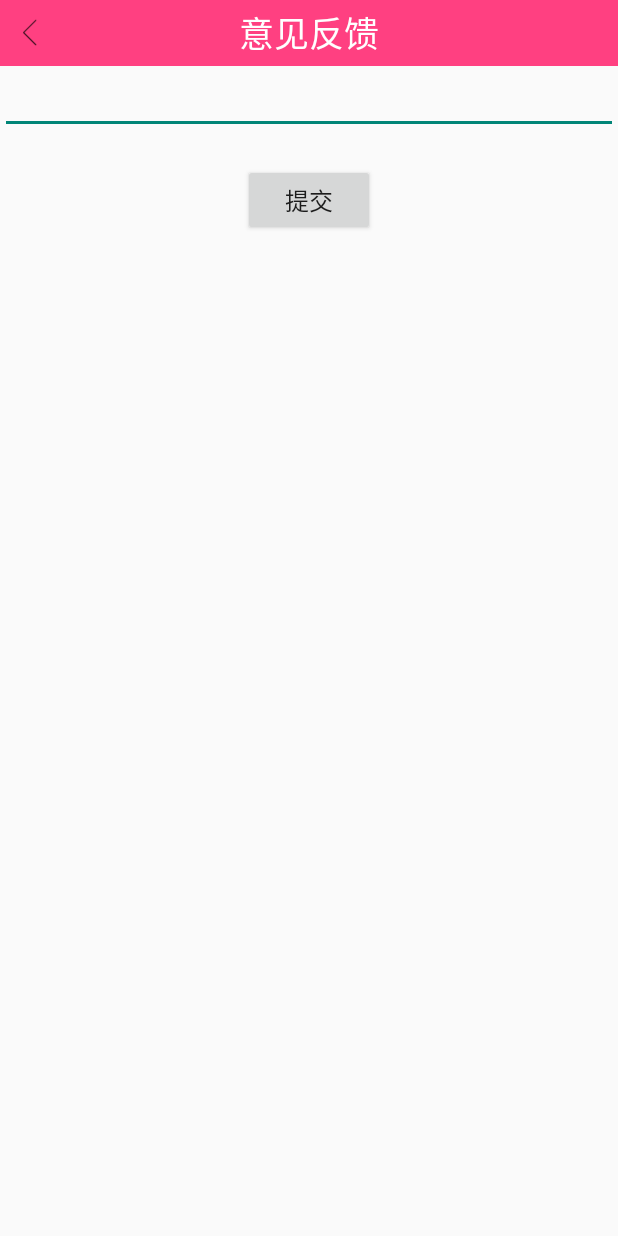
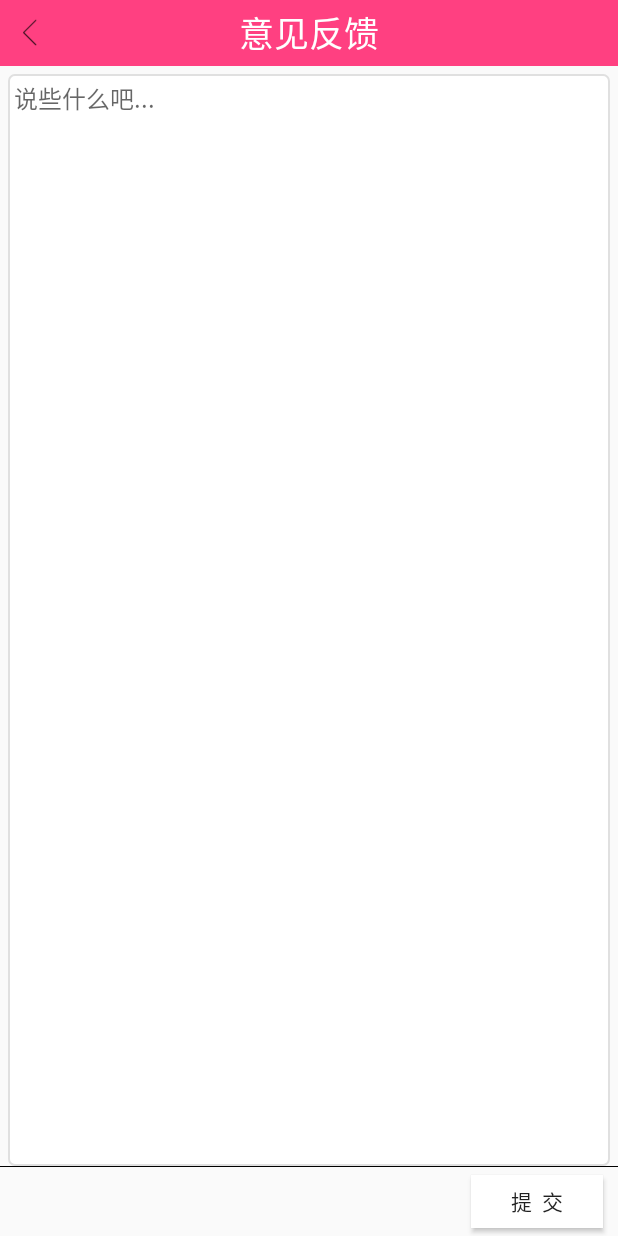
Before and after one commit to KFCFans/GMClient, an Android app: the BugResponseActivity screen opened directly, with no data from a screen before it, on a phone screen of 412 x 824 dp. Run offline under Robolectric (Android 15) with nearby library versions, the phone set to English and light mode, and no system bars; libraries missing offline, so code that uses them is left out: com.lzy.okgo.

Commit message:
美化意见反馈界面

```diff
--- a/app/src/main/java/com/lip/gmclient/activity/BugResponseActivity.java
+++ b/app/src/main/java/com/lip/gmclient/activity/BugResponseActivity.java
@@ -1,7 +1,10 @@
 package com.lip.gmclient.activity;
 
 import android.content.Context;
+import android.content.Intent;
+import android.net.Uri;
 import android.os.Bundle;
+import android.support.annotation.NonNull;
 import android.support.annotation.Nullable;
 import android.support.v7.app.AppCompatActivity;
 import android.util.Log;
@@ -17,14 +20,18 @@ import com.lip.gmclient.domain.ResponseBean;
 import com.lip.gmclient.domain.UserBean;
 import com.lip.gmclient.utils.Constant;
 import com.lip.gmclient.utils.SharedPreferencesUtil;
+import com.lip.gmclient.utils.TakePictureManager;
 import com.lzy.okgo.OkGo;
 import com.lzy.okgo.callback.StringCallback;
 import com.lzy.okgo.model.Response;
 
+import java.io.File;
+import java.util.List;
+
 public class BugResponseActivity extends AppCompatActivity {
 
+    private TakePictureManager takePictureManager;
     public EditText editText;
-
     public Context context;
 
     @Override
@@ -37,6 +44,18 @@ public class BugResponseActivity extends AppCompatActivity {
     private void initView() {
         setContentView(R.layout.activity_bugresponse);
         editText=(EditText)findViewById(R.id.activity_bugresponse_edittext);
+        takePictureManager=new TakePictureManager(this);
+        takePictureManager.setTakePictureCallBackListener(new TakePictureManager.takePictureCallBackListener() {
+            @Override
+            public void successful(boolean isTailor, File outFile, Uri filePath) {
+
+            }
+
+            @Override
+            public void failed(int errorCode, List<String> deniedPermissions) {
+
+            }
+        });
     }
 
     public void back(View view){
@@ -72,4 +91,15 @@ public class BugResponseActivity extends AppCompatActivity {
                 });
 
     }
+
+    @Override
+    protected void onActivityResult(int requestCode, int resultCode, Intent data) {
+        super.onActivityResult(requestCode, resultCode, data);
+        takePictureManager.attachToActivityForResult(requestCode, resultCode, data);
+    }
+    @Override
+    public void onRequestPermissionsResult(int requestCode, @NonNull String[] permissions, @NonNull int[] grantResults) {
+        super.onRequestPermissionsResult(requestCode, permissions, grantResults);
+        takePictureManager.onRequestPermissionsResult(requestCode, permissions, grantResults);
+    }
 }
--- a/app/src/main/java/com/lip/gmclient/activity/WeatherActivity.java
+++ b/app/src/main/java/com/lip/gmclient/activity/WeatherActivity.java
@@ -67,24 +67,19 @@ public class WeatherActivity extends AppCompatActivity {
                     public void onSuccess(Response<String> response) {
                         Gson gson=new Gson();
                         weatherBean=gson.fromJson(response.body(),WeatherBean.class);
-
                         tv_updatetime.setText(weatherBean.getUpdateTime());
                         tv_winddirection.setText(weatherBean.getWindDirection());
                         tv_windpower.setText(weatherBean.getWindPower());
                         tv_weather.setText(weatherBean.getWeather());
                         tv_tempeture.setText(weatherBean.getTempeture());
-
                         GlideApp.with(context)
                                 .load(weatherBean.getWeatherImgURL())
                                 .placeholder(R.drawable.activity_weather_default)
                                 .into(weatherImageView);
-
                     }
-
                     @Override
                     public void onError(Response<String> response) {
                         Log.e(Constant.TAG,response.getException().getMessage());
-
                         Toast.makeText(context,"网络错误！",Toast.LENGTH_SHORT).show();
                     }
                 });
--- a/app/src/main/java/com/lip/gmclient/base/LoginActivity.java
+++ b/app/src/main/java/com/lip/gmclient/base/LoginActivity.java
@@ -57,7 +57,6 @@ public class LoginActivity extends AppCompatActivity {
         username=et_username.getText().toString();
         password=et_password.getText().toString();
         md5pwd= Md5Util.md5(password);
-
         OkGo.<String>post(Constant.URL_PWDLOGIN)
                 .params("uid",username)
                 .params("pwd",md5pwd)
@@ -66,7 +65,6 @@ public class LoginActivity extends AppCompatActivity {
                     public void onSuccess(Response<String> response) {
                         Gson gson=new Gson();
                         UserBean userBean=gson.fromJson(response.body(),UserBean.class);
-
                         int status=userBean.getStatus();
                         if(status==200){
                             //登陆成功
@@ -76,7 +74,6 @@ public class LoginActivity extends AppCompatActivity {
                             Intent intent=new Intent();
                             intent.setClass(context,MainActivity.class);
                             startActivity(intent);
-
                         }else if(status==400){
                             // 密码错误
                             Toast.makeText(context,"密码错误！",Toast.LENGTH_SHORT).show();
@@ -84,7 +81,6 @@ public class LoginActivity extends AppCompatActivity {
                             Toast.makeText(context,"服务器错误，请联系管理员！",Toast.LENGTH_SHORT).show();
                         }
                     }
-
                     @Override
                     public void onError(Response<String> response) {
                         // 用户尚未注册
--- /dev/null
+++ b/app/src/main/res/drawable/activity_response_shap.xml
@@ -0,0 +1,7 @@
+<?xml version="1.0" encoding="utf-8"?>
+<shape android:shape="rectangle"
+    xmlns:android="http://schemas.android.com/apk/res/android">
+    <solid android:color="@android:color/white" />
+    <stroke android:width="1.0dip" android:color="#ffe0e0e0" />
+    <corners android:radius="4.0dip" />
+</shape>
--- a/app/src/main/res/layout/activity_activity_detail.xml
+++ b/app/src/main/res/layout/activity_activity_detail.xml
@@ -26,6 +26,7 @@
                     <ImageView
                         android:id="@+id/activity_detail_backimage"
                         android:background="@drawable/mine_background_default"
+                        android:scaleType="fitXY"
                         android:layout_width="match_parent"
                         android:layout_height="match_parent" />
 
--- a/app/src/main/res/layout/activity_bugresponse.xml
+++ b/app/src/main/res/layout/activity_bugresponse.xml
@@ -28,26 +28,47 @@
             />
     </RelativeLayout>
 
-    <EditText
-        android:id="@+id/activity_bugresponse_edittext"
-        android:layout_width="match_parent"
-        android:layout_height="wrap_content"
-        android:ems="10"
-        android:inputType="textMultiLine" />
+    <ScrollView
+        android:layout_width="fill_parent"
+        android:layout_height="0dp"
+        android:layout_marginLeft="5.0dip"
+        android:layout_marginRight="5.0dip"
+        android:layout_marginTop="5.0dip"
+        android:layout_weight="1"
+        android:background="@drawable/activity_response_shap"
+        android:fillViewport="true" >
 
-    <RelativeLayout
-        android:layout_width="match_parent"
-        android:layout_height="wrap_content"
-        android:layout_marginTop="20dp">
+        <EditText
+            android:id="@+id/activity_bugresponse_edittext"
+            android:layout_width="match_parent"
+            android:layout_height="200dip"
+            android:background="@null"
+            android:gravity="left|top"
+            android:hint="说些什么吧..."
+            android:inputType="textMultiLine"
+            android:paddingBottom="4.0dip"
+            android:paddingLeft="4.0dip"
+            android:paddingRight="4.0dip"
+            android:paddingTop="4.0dip"
+            android:textSize="16.0sp" />
+    </ScrollView>
 
-        <Button
-            android:layout_width="wrap_content"
-            android:layout_height="wrap_content"
-            android:textSize="16sp"
-            android:onClick="commitBugResponse"
-            android:layout_centerInParent="true"
-            android:text="提交"/>
+    <View
+        android:layout_width="fill_parent"
+        android:layout_height="1.0px"
+        android:background="#000" />
 
-    </RelativeLayout>
+    <Button
+        android:onClick="commitBugResponse"
+        android:layout_width="wrap_content"
+        android:layout_height="35.0dip"
+        android:layout_gravity="right|bottom"
+        android:layout_marginBottom="5.0dip"
+        android:layout_marginRight="10dip"
+        android:layout_marginTop="5.0dip"
+        android:background="#FFF"
+        android:paddingLeft="15.0dip"
+        android:paddingRight="15.0dip"
+        android:text="提  交" />
 
 </LinearLayout>
```
